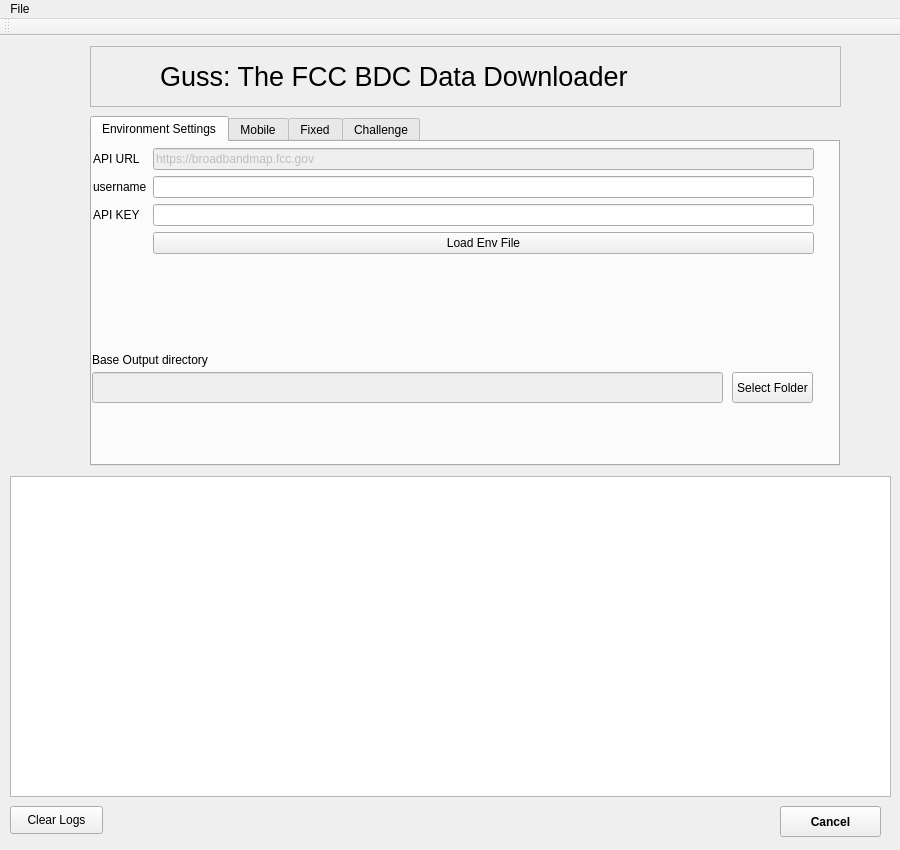
Above: gui/GUSS.ui from taznasafi/GUI-GUSS before the change. Below: the same form after it.
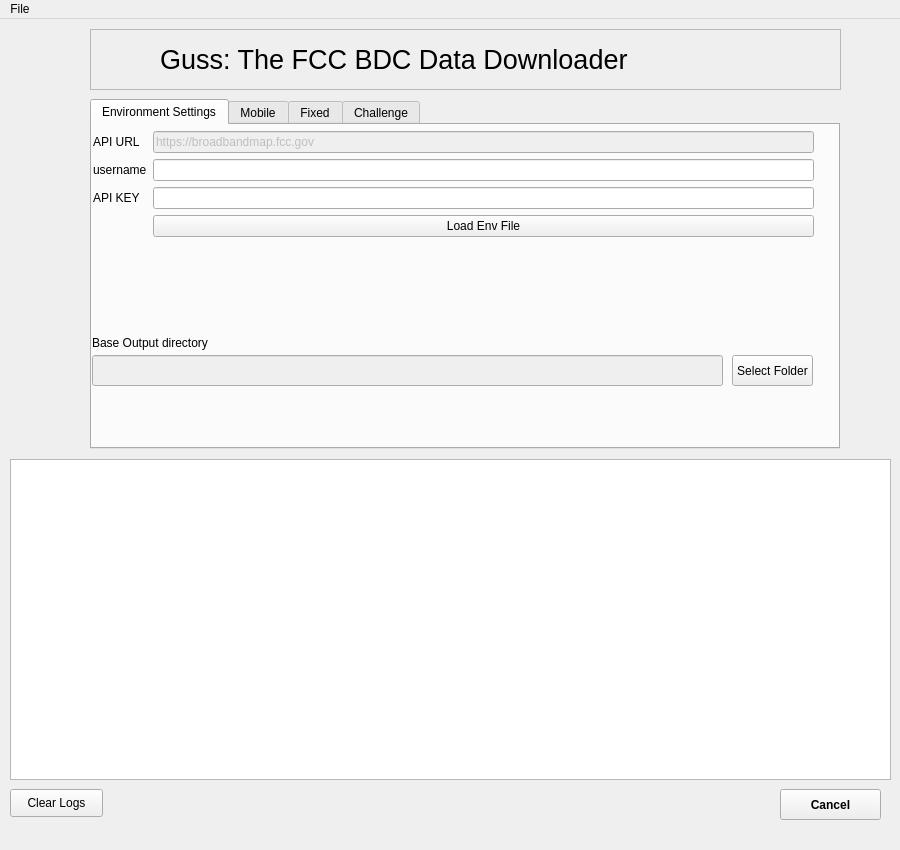
That is the form after the change. The open tabs and pages were chosen to show the change.

Diff of the .ui file:
```diff
--- a/gui/GUSS.ui
+++ b/gui/GUSS.ui
@@ -1049,17 +1049,6 @@
    </widget>
    <addaction name="menuFile"/>
   </widget>
-  <widget class="QToolBar" name="toolBar">
-   <property name="windowTitle">
-    <string>toolBar</string>
-   </property>
-   <attribute name="toolBarArea">
-    <enum>TopToolBarArea</enum>
-   </attribute>
-   <attribute name="toolBarBreak">
-    <bool>false</bool>
-   </attribute>
-  </widget>
   <action name="actionload_env">
    <property name="text">
     <string>load Environment</string>
```
Left out of the diff: 2 changed lines with no effect on the pictures.
